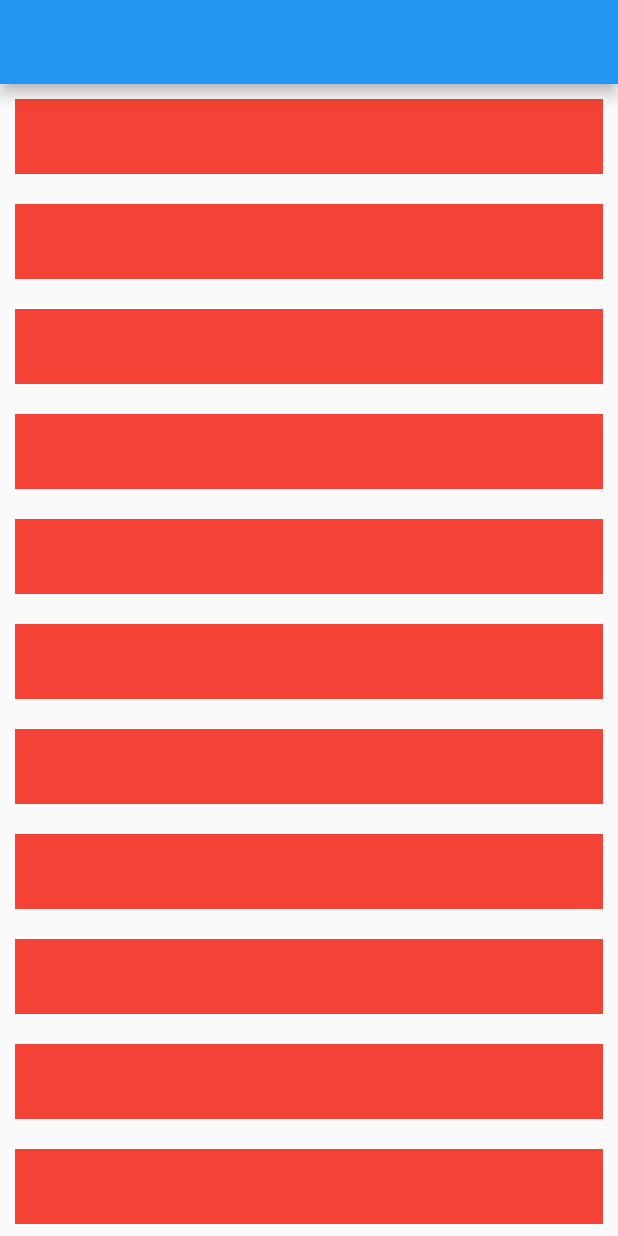
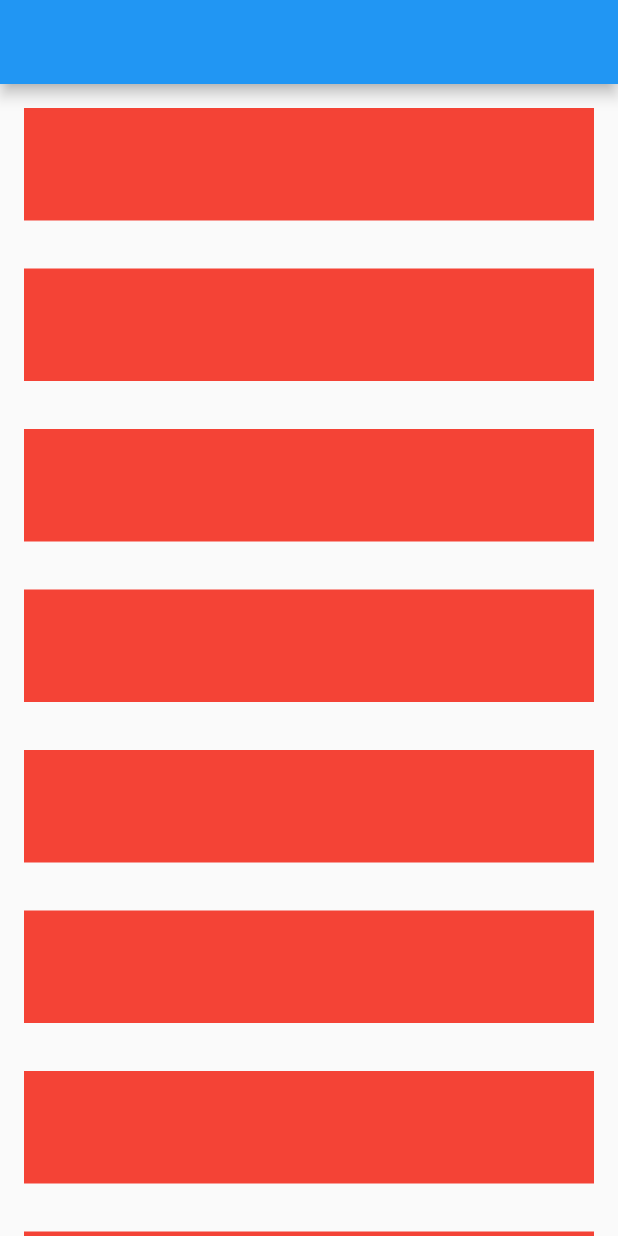
Before and after one commit to joeldegerman99/smart_listview, a Flutter app: the screen it shows after launch, on a phone screen of 412 x 824 dp. Run offline on Flutter 3.47's test engine with Material 2 defaults, Android fonts, the phone set to English and light mode, and no system bars.

Commit message:
Add possibility to add your own sliver list widget

```diff
--- a/example/lib/main.dart
+++ b/example/lib/main.dart
@@ -1,4 +1,3 @@
-import 'package:flutter/cupertino.dart';
 import 'package:flutter/material.dart';
 import 'package:smart_listview/smart_listview.dart';
 
@@ -43,13 +42,28 @@ class MyHomePage extends StatelessWidget {
     return Scaffold(
       appBar: AppBar(),
       body: SmartListView(
+        sliverList: SliverReorderableList(
+            itemBuilder: (context, index) {
+              return ReorderableDragStartListener(
+                key: ValueKey(index),
+                index: index,
+                child: Container(
+                  color: Colors.red,
+                  margin: const EdgeInsets.all(16),
+                  height: 75,
+                  width: double.infinity,
+                ),
+              );
+            },
+            itemCount: 10,
+            onReorder: (oldIndex, newIndex) {}),
         // footer: SmartListViewFooter(),
         onRefresh: () async {
           await Future.delayed(const Duration(milliseconds: 4000));
         },
         onLoading: () async {
           await Future.delayed(const Duration(milliseconds: 4000));
-          controller.refreshComplete();
+          controller.setNoMoreData();
         },
         smartController: controller,
       ),
--- a/lib/src/widgets/smart_listview.dart
+++ b/lib/src/widgets/smart_listview.dart
@@ -8,12 +8,14 @@ class SmartListView extends StatelessWidget {
   const SmartListView({
     Key? key,
     required this.smartController,
+    required this.sliverList,
     required this.onLoading,
     required this.onRefresh,
-    //  required this.footer,
   }) : super(key: key);
 
   final SmartListViewController smartController;
+
+  final Widget sliverList;
 
   /// Remember to complete the refresh on [SmartListViewController]
   final VoidCallback onLoading;
@@ -27,16 +29,7 @@ class SmartListView extends StatelessWidget {
       physics: const BouncingScrollPhysics(),
       slivers: [
         if (Platform.isIOS) CupertinoSliverRefreshControl(onRefresh: onRefresh),
-        SliverList(
-          delegate: SliverChildBuilderDelegate((_, index) {
-            return Container(
-              height: 50,
-              width: double.infinity,
-              color: Colors.red,
-              margin: const EdgeInsets.all(10),
-            );
-          }, childCount: 15),
-        ),
+        sliverList,
         ValueListenableBuilder(
           builder: (context, value, child) {
             if (value == SmartListViewState.loading) onLoading();
```
